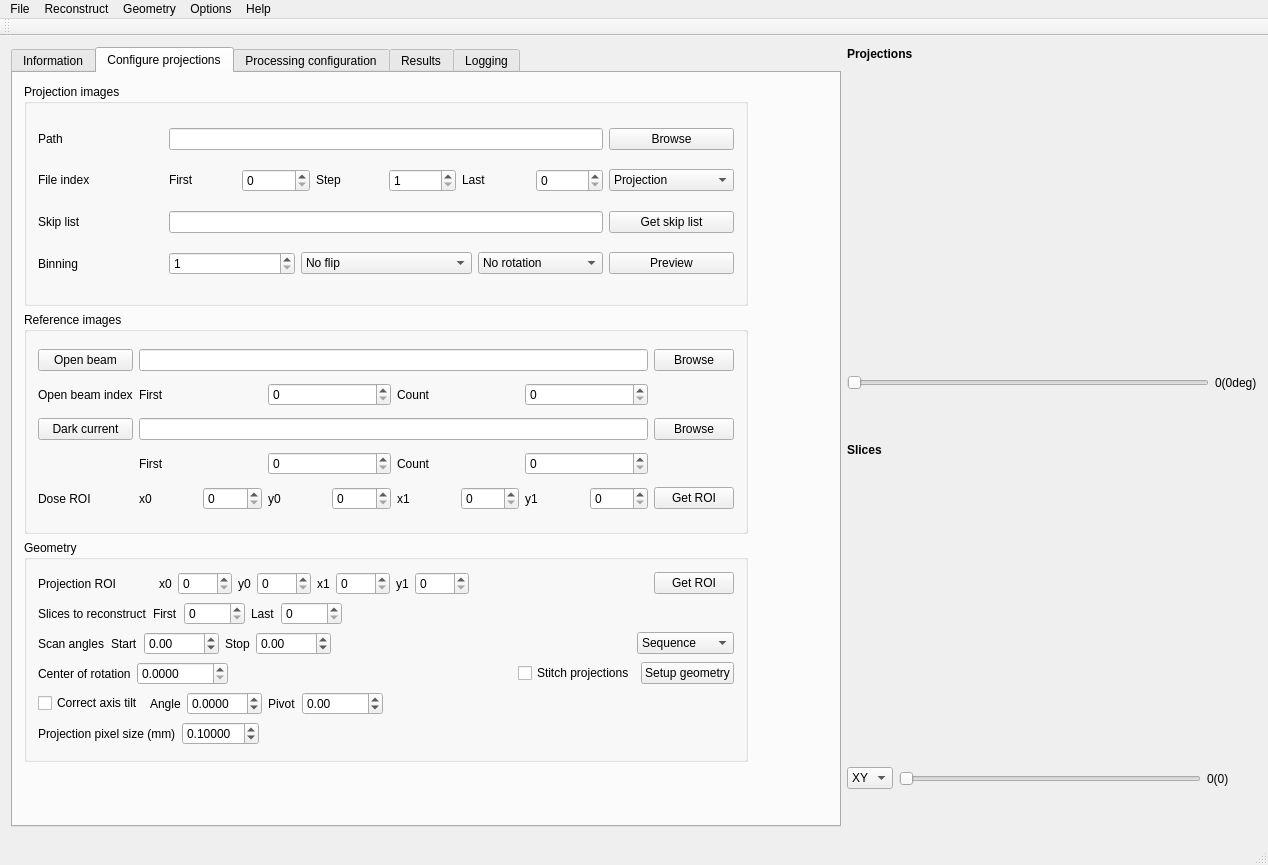
Above: src/muhrec3/muhrecmainwindow.ui from neutronimaging/imagingsuite before the change. Below: the same form after it.
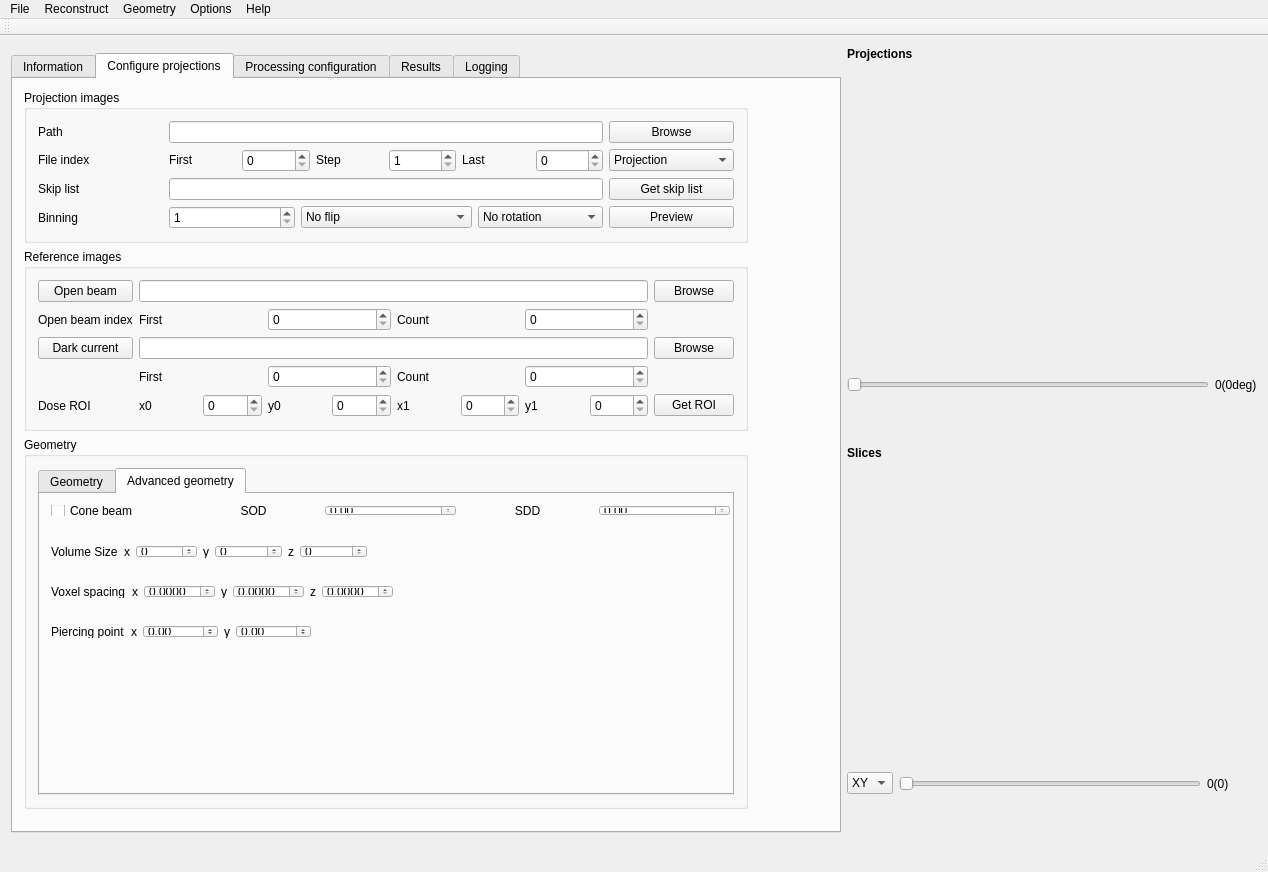
That is the form after the change. Custom widgets are drawn as their Qt base class.

Commit message: added tab advanced geometry for cb geometry

```diff
--- a/src/muhrec3/muhrecmainwindow.ui
+++ b/src/muhrec3/muhrecmainwindow.ui
@@ -7,7 +7,7 @@
     <x>0</x>
     <y>0</y>
     <width>1268</width>
-    <height>865</height>
+    <height>872</height>
    </rect>
   </property>
   <property name="windowTitle">
@@ -17,7 +17,7 @@
    <layout class="QHBoxLayout" name="horizontalLayout_4">
     <item>
      <layout class="QHBoxLayout" name="horizontalLayout">
-      <item alignment="Qt::AlignTop">
+      <item>
        <widget class="QTabWidget" name="tabMainControl">
         <property name="enabled">
          <bool>true</bool>
@@ -142,7 +142,7 @@
             <x>0</x>
             <y>0</y>
             <width>746</width>
-            <height>700</height>
+            <height>741</height>
            </rect>
           </property>
           <layout class="QVBoxLayout" name="layoutProjectionInformation">
@@ -703,117 +703,46 @@
            </item>
            <item>
             <widget class="QGroupBox" name="groupGeometry">
+             <property name="maximumSize">
+              <size>
+               <width>16777215</width>
+               <height>16777215</height>
+              </size>
+             </property>
              <property name="title">
               <string>Geometry</string>
              </property>
              <layout class="QVBoxLayout" name="verticalLayout">
               <item>
-               <layout class="QHBoxLayout" name="horizontalLayout_8">
-                <item>
-                 <widget class="QLabel" name="label_25">
-                  <property name="text">
-                   <string>Projection ROI           </string>
-                  </property>
-                 </widget>
-                </item>
-                <item>
-                 <layout class="QHBoxLayout" name="horizontalLayout_9">
-                  <item>
-                   <widget class="QLabel" name="label_7">
-                    <property name="text">
-                     <string>x0</string>
-                    </property>
-                   </widget>
-                  </item>
+               <widget class="QTabWidget" name="TabGeometry">
+                <property name="currentIndex">
+                 <number>1</number>
+                </property>
+                <widget class="QWidget" name="tab_geometry">
+                 <attribute name="title">
+                  <string>Geometry</string>
+                 </attribute>
+                 <widget class="QWidget" name="layoutWidget_2">
+                  <property name="geometry">
+                   <rect>
+                    <x>0</x>
+                    <y>40</y>
+                    <width>711</width>
+                    <height>35</height>
+                   </rect>
+                  </property>
+                  <layout class="QHBoxLayout" name="horizontalLayout_12">
                   <item>
-                   <widget class="QSpinBox" name="spinProjROIx0">
-                    <property name="maximum">
-                     <number>9999</number>
-                    </property>
-                   </widget>
-                  </item>
-                  <item>
-                   <widget class="QLabel" name="label_15">
-                    <property name="text">
-                     <string>y0</string>
-                    </property>
-                   </widget>
-                  </item>
-                  <item>
-                   <widget class="QSpinBox" name="spinProjROIy0">
-                    <property name="maximum">
-                     <number>9999</number>
-                    </property>
-                   </widget>
-                  </item>
-                  <item>
-                   <widget class="QLabel" name="label_44">
-                    <property name="text">
-                     <string>x1</string>
-                    </property>
-                   </widget>
-                  </item>
-                  <item>
-                   <widget class="QSpinBox" name="spinProjROIx1">
-                    <property name="maximum">
-                     <number>9999</number>
-                    </property>
-                   </widget>
-                  </item>
-                  <item>
-                   <widget class="QLabel" name="label_45">
-                    <property name="text">
-                     <string>y1</string>
-                    </property>
-                   </widget>
-                  </item>
-                  <item>
-                   <widget class="QSpinBox" name="spinProjROIy1">
-                    <property name="maximum">
-                     <number>9999</number>
-                    </property>
-                   </widget>
-                  </item>
-                 </layout>
-                </item>
-                <item>
-                 <spacer name="horizontalSpacer_7">
-                  <property name="orientation">
-                   <enum>Qt::Horizontal</enum>
-                  </property>
-                  <property name="sizeHint" stdset="0">
-                   <size>
-                    <width>40</width>
-                    <height>20</height>
-                   </size>
-                  </property>
-                 </spacer>
-                </item>
-                <item>
-                 <widget class="QPushButton" name="buttonGetReconROI">
-                  <property name="toolTip">
-                   <string>Mark the entire area of the sample. This ROI is also used to calculate center of rotation. </string>
-                  </property>
-                  <property name="text">
-                   <string>Get ROI</string>
-                  </property>
-                 </widget>
-                </item>
-               </layout>
-              </item>
-              <item>
-               <layout class="QHBoxLayout" name="horizontalLayout_10">
-                <item>
-                 <widget class="QLabel" name="label_26">
+                    <widget class="QLabel" name="label_30">
                   <property name="text">
                    <string>Slices to reconstruct</string>
                   </property>
                  </widget>
                 </item>
                 <item>
-                 <layout class="QHBoxLayout" name="horizontalLayout_13">
+                    <layout class="QHBoxLayout" name="horizontalLayout_18">
                   <item>
-                   <widget class="QLabel" name="label_31">
+                      <widget class="QLabel" name="label_50">
                     <property name="text">
                      <string>First</string>
                     </property>
@@ -833,7 +762,7 @@
                    </widget>
                   </item>
                   <item>
-                   <widget class="QLabel" name="label_32">
+                      <widget class="QLabel" name="label_51">
                     <property name="text">
                      <string>Last</string>
                     </property>
@@ -855,7 +784,7 @@
                  </layout>
                 </item>
                 <item>
-                 <spacer name="horizontalSpacer_2">
+                    <spacer name="horizontalSpacer_8">
                   <property name="orientation">
                    <enum>Qt::Horizontal</enum>
                   </property>
@@ -868,20 +797,28 @@
                  </spacer>
                 </item>
                </layout>
-              </item>
+                 </widget>
+                 <widget class="QWidget" name="layoutWidget_3">
+                  <property name="geometry">
+                   <rect>
+                    <x>0</x>
+                    <y>80</y>
+                    <width>711</width>
+                    <height>35</height>
+                   </rect>
+                  </property>
+                  <layout class="QHBoxLayout" name="horizontalLayout_19">
               <item>
-               <layout class="QHBoxLayout" name="horizontalLayout_14">
-                <item>
-                 <widget class="QLabel" name="label_27">
+                    <widget class="QLabel" name="label_31">
                   <property name="text">
                    <string>Scan angles</string>
                   </property>
                  </widget>
                 </item>
                 <item>
-                 <layout class="QHBoxLayout" name="horizontalLayout_15">
+                    <layout class="QHBoxLayout" name="horizontalLayout_20">
                   <item>
-                   <widget class="QLabel" name="label_33">
+                      <widget class="QLabel" name="label_52">
                     <property name="text">
                      <string>Start</string>
                     </property>
@@ -904,7 +841,7 @@
                    </widget>
                   </item>
                   <item>
-                   <widget class="QLabel" name="label_34">
+                      <widget class="QLabel" name="label_53">
                     <property name="text">
                      <string>Stop</string>
                     </property>
@@ -929,7 +866,7 @@
                  </layout>
                 </item>
                 <item>
-                 <spacer name="horizontalSpacer_5">
+                    <spacer name="horizontalSpacer_9">
                   <property name="orientation">
                    <enum>Qt::Horizontal</enum>
                   </property>
@@ -956,11 +893,19 @@
                  </widget>
                 </item>
                </layout>
-              </item>
+                 </widget>
+                 <widget class="QWidget" name="layoutWidget_4">
+                  <property name="geometry">
+                   <rect>
+                    <x>0</x>
+                    <y>120</y>
+                    <width>711</width>
+                    <height>33</height>
+                   </rect>
+                  </property>
+                  <layout class="QHBoxLayout" name="horizontalLayout_21">
               <item>
-               <layout class="QHBoxLayout" name="horizontalLayout_16">
-                <item>
-                 <widget class="QLabel" name="label_28">
+                    <widget class="QLabel" name="label_32">
                   <property name="sizePolicy">
                    <sizepolicy hsizetype="Preferred" vsizetype="Preferred">
                     <horstretch>0</horstretch>
@@ -992,7 +937,7 @@
                  </widget>
                 </item>
                 <item>
-                 <spacer name="horizontalSpacer_6">
+                    <spacer name="horizontalSpacer_10">
                   <property name="orientation">
                    <enum>Qt::Horizontal</enum>
                   </property>
@@ -1025,8 +970,16 @@
                  </widget>
                 </item>
                </layout>
-              </item>
-              <item>
+                 </widget>
+                 <widget class="QWidget" name="layoutWidget_5">
+                  <property name="geometry">
+                   <rect>
+                    <x>0</x>
+                    <y>160</y>
+                    <width>711</width>
+                    <height>35</height>
+                   </rect>
+                  </property>
                <layout class="QHBoxLayout" name="horizontalLayout_7">
                 <item>
                  <widget class="QCheckBox" name="checkCorrectTilt">
@@ -1114,8 +1067,16 @@
                  </spacer>
                 </item>
                </layout>
-              </item>
-              <item>
+                 </widget>
+                 <widget class="QWidget" name="layoutWidget_6">
+                  <property name="geometry">
+                   <rect>
+                    <x>0</x>
+                    <y>200</y>
+                    <width>711</width>
+                    <height>33</height>
+                   </rect>
+                  </property>
                <layout class="QHBoxLayout" name="horizontalLayout_3">
                 <item>
                  <widget class="QLabel" name="label_37">
@@ -1166,6 +1127,431 @@
                  </spacer>
                 </item>
                </layout>
+                 </widget>
+                 <widget class="QWidget" name="horizontalLayoutWidget">
+                  <property name="geometry">
+                   <rect>
+                    <x>0</x>
+                    <y>0</y>
+                    <width>711</width>
+                    <height>35</height>
+                   </rect>
+                  </property>
+                  <layout class="QHBoxLayout" name="horizontalLayout_2" stretch="0,0,0,0">
+                   <item>
+                    <widget class="QLabel" name="label_7">
+                     <property name="text">
+                      <string>Projection ROI</string>
+                     </property>
+                    </widget>
+                   </item>
+                   <item>
+                    <layout class="QHBoxLayout" name="horizontalLayout_9">
+                     <item>
+                      <widget class="QLabel" name="label_15">
+                       <property name="text">
+                        <string>x0</string>
+                       </property>
+                      </widget>
+                     </item>
+                     <item>
+                      <widget class="QSpinBox" name="spinProjROIx0">
+                       <property name="alignment">
+                        <set>Qt::AlignRight|Qt::AlignTrailing|Qt::AlignVCenter</set>
+                       </property>
+                       <property name="maximum">
+                        <number>10000</number>
+                       </property>
+                      </widget>
+                     </item>
+                     <item>
+                      <widget class="QLabel" name="label_25">
+                       <property name="text">
+                        <string>x1</string>
+                       </property>
+                      </widget>
+                     </item>
+                     <item>
+                      <widget class="QSpinBox" name="spinProjROIx1">
+                       <property name="maximum">
+                        <number>10000</number>
+                       </property>
+                      </widget>
+                     </item>
+                     <item>
+                      <widget class="QLabel" name="label_26">
+                       <property name="text">
+                        <string>y0</string>
+                       </property>
+                      </widget>
+                     </item>
+                     <item>
+                      <widget class="QSpinBox" name="spinProjROIy0">
+                       <property name="maximum">
+                        <number>10000</number>
+                       </property>
+                      </widget>
+                     </item>
+                     <item>
+                      <widget class="QLabel" name="label_27">
+                       <property name="text">
+                        <string>y1</string>
+                       </property>
+                      </widget>
+                     </item>
+                     <item>
+                      <widget class="QSpinBox" name="spinProjROIy1">
+                       <property name="maximum">
+                        <number>10000</number>
+                       </property>
+                      </widget>
+                     </item>
+                    </layout>
+                   </item>
+                   <item>
+                    <spacer name="horizontalSpacer_2">
+                     <property name="orientation">
+                      <enum>Qt::Horizontal</enum>
+                     </property>
+                     <property name="sizeHint" stdset="0">
+                      <size>
+                       <width>10</width>
+                       <height>20</height>
+                      </size>
+                     </property>
+                    </spacer>
+                   </item>
+                   <item>
+                    <widget class="QPushButton" name="buttonGetReconROI">
+                     <property name="text">
+                      <string>Get ROI</string>
+                     </property>
+                    </widget>
+                   </item>
+                  </layout>
+                 </widget>
+                </widget>
+                <widget class="QWidget" name="tab_advanced_geometry">
+                 <attribute name="title">
+                  <string>Advanced geometry</string>
+                 </attribute>
+                 <widget class="QWidget" name="horizontalLayoutWidget_2">
+                  <property name="geometry">
+                   <rect>
+                    <x>0</x>
+                    <y>0</y>
+                    <width>701</width>
+                    <height>33</height>
+                   </rect>
+                  </property>
+                  <layout class="QHBoxLayout" name="horizontalLayout_10">
+                   <item>
+                    <widget class="QCheckBox" name="checkCBCT">
+                     <property name="text">
+                      <string>Cone beam </string>
+                     </property>
+                    </widget>
+                   </item>
+                   <item>
+                    <widget class="QLabel" name="label_29">
+                     <property name="text">
+                      <string>SOD</string>
+                     </property>
+                     <property name="alignment">
+                      <set>Qt::AlignCenter</set>
+                     </property>
+                    </widget>
+                   </item>
+                   <item>
+                    <widget class="QDoubleSpinBox" name="dspinSOD">
+                     <property name="maximum">
+                      <double>9999.989999999999782</double>
+                     </property>
+                    </widget>
+                   </item>
+                   <item>
+                    <widget class="QLabel" name="label_28">
+                     <property name="text">
+                      <string>SDD</string>
+                     </property>
+                     <property name="alignment">
+                      <set>Qt::AlignCenter</set>
+                     </property>
+                    </widget>
+                   </item>
+                   <item>
+                    <widget class="QDoubleSpinBox" name="dspinSDD">
+                     <property name="maximum">
+                      <double>9999.989999999999782</double>
+                     </property>
+                    </widget>
+                   </item>
+                  </layout>
+                 </widget>
+                 <widget class="QWidget" name="horizontalLayoutWidget_5">
+                  <property name="geometry">
+                   <rect>
+                    <x>0</x>
+                    <y>40</y>
+                    <width>701</width>
+                    <height>35</height>
+                   </rect>
+                  </property>
+                  <layout class="QHBoxLayout" name="horizontalLayout_14">
+                   <item>
+                    <widget class="QLabel" name="label_33">
+                     <property name="text">
+                      <string>Volume Size</string>
+                     </property>
+                    </widget>
+                   </item>
+                   <item>
+                    <layout class="QHBoxLayout" name="horizontalLayout_15">
+                     <item>
+                      <widget class="QLabel" name="label_34">
+                       <property name="text">
+                        <string>x</string>
+                       </property>
+                      </widget>
+                     </item>
+                     <item>
+                      <widget class="QSpinBox" name="spinVolumeSizeX">
+                       <property name="maximum">
+                        <number>99999</number>
+                       </property>
+                      </widget>
+                     </item>
+                     <item>
+                      <widget class="QLabel" name="label_44">
+                       <property name="text">
+                        <string>y</string>
+                       </property>
+                      </widget>
+                     </item>
+                     <item>
+                      <widget class="QSpinBox" name="spinVolumeSizeY">
+                       <property name="maximum">
+                        <number>999999</number>
+                       </property>
+                      </widget>
+                     </item>
+                     <item>
+                      <widget class="QLabel" name="label_45">
+                       <property name="text">
+                        <string>z</string>
+                       </property>
+                      </widget>
+                     </item>
+                     <item>
+                      <widget class="QSpinBox" name="spinVolumeSizeZ">
+                       <property name="maximum">
+                        <number>999999</number>
+                       </property>
+                      </widget>
+                     </item>
+                    </layout>
+                   </item>
+                   <item>
+                    <spacer name="horizontalSpacer_11">
+                     <property name="orientation">
+                      <enum>Qt::Horizontal</enum>
+                     </property>
+                     <property name="sizeHint" stdset="0">
+                      <size>
+                       <width>40</width>
+                       <height>20</height>
+                      </size>
+                     </property>
+                    </spacer>
+                   </item>
+                  </layout>
+                 </widget>
+                 <widget class="QWidget" name="horizontalLayoutWidget_7">
+                  <property name="geometry">
+                   <rect>
+                    <x>0</x>
+                    <y>80</y>
+                    <width>701</width>
+                    <height>35</height>
+                   </rect>
+                  </property>
+                  <layout class="QHBoxLayout" name="horizontalLayout_17">
+                   <item>
+                    <widget class="QLabel" name="label_46">
+                     <property name="text">
+                      <string>Voxel spacing</string>
+                     </property>
+                    </widget>
+                   </item>
+                   <item>
+                    <layout class="QHBoxLayout" name="horizontalLayout_22">
+                     <item>
+                      <widget class="QLabel" name="label_47">
+                       <property name="text">
+                        <string>x</string>
+                       </property>
+                      </widget>
+                     </item>
+                     <item>
+                      <widget class="QDoubleSpinBox" name="dspinVoxelSpacingX">
+                       <property name="decimals">
+                        <number>4</number>
+                       </property>
+                       <property name="minimum">
+                        <double>0.000000000000000</double>
+                       </property>
+                       <property name="maximum">
+                        <double>10.000000000000000</double>
+                       </property>
+                       <property name="singleStep">
+                        <double>0.010000000000000</double>
+                       </property>
+                       <property name="value">
+                        <double>0.000000000000000</double>
+                       </property>
+                      </widget>
+                     </item>
+                     <item>
+                      <widget class="QLabel" name="label_54">
+                       <property name="text">
+                        <string>y</string>
+                       </property>
+                      </widget>
+                     </item>
+                     <item>
+                      <widget class="QDoubleSpinBox" name="dSpinVoxelSpacingY">
+                       <property name="decimals">
+                        <number>4</number>
+                       </property>
+                       <property name="minimum">
+                        <double>0.000000000000000</double>
+                       </property>
+                       <property name="maximum">
+                        <double>10.000000000000000</double>
+                       </property>
+                       <property name="singleStep">
+                        <double>0.010000000000000</double>
+                       </property>
+                      </widget>
+                     </item>
+                     <item>
+                      <widget class="QLabel" name="label_55">
+                       <property name="text">
+                        <string>z</string>
+                       </property>
+                      </widget>
+                     </item>
+                     <item>
+                      <widget class="QDoubleSpinBox" name="dspinVoxelSpacingZ">
+                       <property name="decimals">
+                        <number>4</number>
+                       </property>
+                       <property name="minimum">
+                        <double>0.000000000000000</double>
+                       </property>
+                       <property name="maximum">
+                        <double>10.000000000000000</double>
+                       </property>
+                       <property name="singleStep">
+                        <double>0.010000000000000</double>
+                       </property>
+                      </widget>
+                     </item>
+                    </layout>
+                   </item>
+                   <item>
+                    <spacer name="horizontalSpacer_12">
+                     <property name="orientation">
+                      <enum>Qt::Horizontal</enum>
+                     </property>
+                     <property name="sizeHint" stdset="0">
+                      <size>
+                       <width>40</width>
+                       <height>20</height>
+                      </size>
+                     </property>
+                    </spacer>
+                   </item>
+                  </layout>
+                 </widget>
+                 <widget class="QWidget" name="horizontalLayoutWidget_6">
+                  <property name="geometry">
+                   <rect>
+                    <x>0</x>
+                    <y>120</y>
+                    <width>701</width>
+                    <height>35</height>
+                   </rect>
+                  </property>
+                  <layout class="QHBoxLayout" name="horizontalLayout_16">
+                   <item>
+                    <widget class="QLabel" name="label_56">
+                     <property name="text">
+                      <string>Piercing point</string>
+                     </property>
+                    </widget>
+                   </item>
+                   <item>
+                    <layout class="QHBoxLayout" name="horizontalLayout_23">
+                     <item>
+                      <widget class="QLabel" name="label_57">
+                       <property name="text">
+                        <string>x</string>
+                       </property>
+                      </widget>
+                     </item>
+                     <item>
+                      <widget class="QDoubleSpinBox" name="dspinPiercPointX">
+                       <property name="decimals">
+                        <number>2</number>
+                       </property>
+                       <property name="minimum">
+                        <double>-1000.000000000000000</double>
+                       </property>
+                       <property name="maximum">
+                        <double>9999.989999999999782</double>
+                       </property>
+                       <property name="singleStep">
+                        <double>1.000000000000000</double>
+                       </property>
+                      </widget>
+                     </item>
+                     <item>
+                      <widget class="QLabel" name="label_58">
+                       <property name="text">
+                        <string>y</string>
+                       </property>
+                      </widget>
+                     </item>
+                     <item>
+                      <widget class="QDoubleSpinBox" name="dspinPiercPointY">
+                       <property name="minimum">
+                        <double>-1000.000000000000000</double>
+                       </property>
+                       <property name="maximum">
+                        <double>9999.989999999999782</double>
+                       </property>
+                      </widget>
+                     </item>
+                    </layout>
+                   </item>
+                   <item>
+                    <spacer name="horizontalSpacer_13">
+                     <property name="orientation">
+                      <enum>Qt::Horizontal</enum>
+                     </property>
+                     <property name="sizeHint" stdset="0">
+                      <size>
+                       <width>40</width>
+                       <height>20</height>
+                      </size>
+                     </property>
+                    </spacer>
+                   </item>
+                  </layout>
+                 </widget>
+                </widget>
+               </widget>
               </item>
              </layout>
             </widget>
```
Left out of the diff: 179 changed lines with no effect on the pictures. Lines whose indentation alone changed are shown as unchanged. The commit also changes 5 other files.
